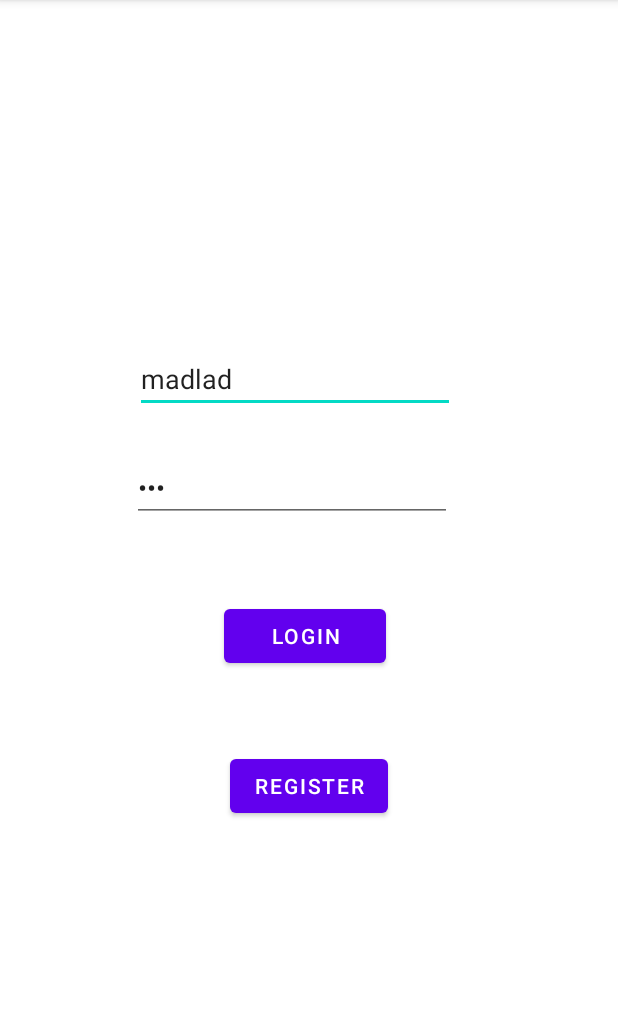
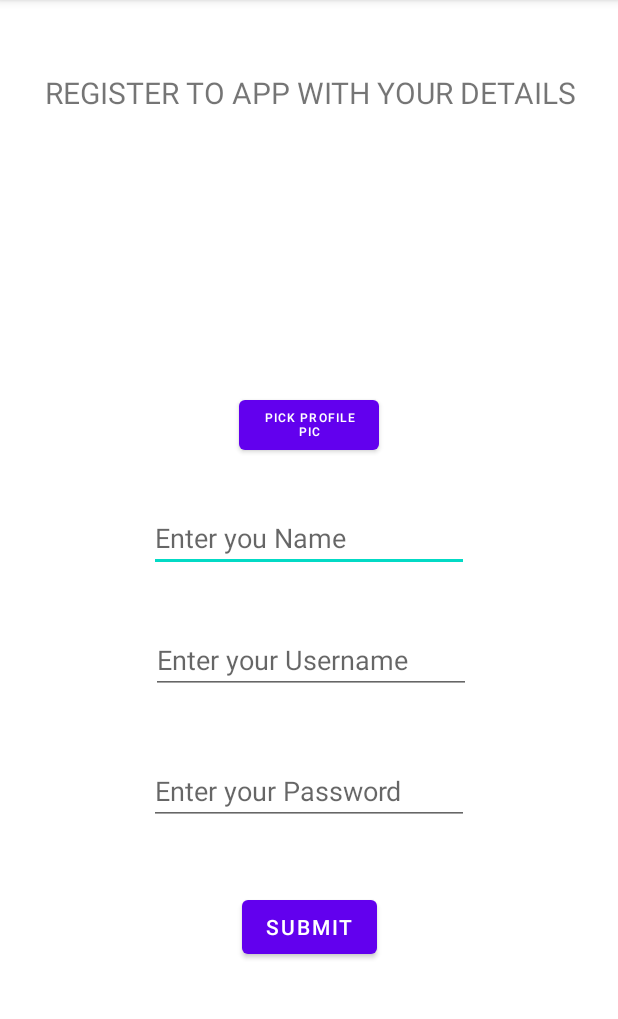
Before and after one commit to vvkr02/Study_Tracker, an Android app: the screen it shows after launch (MainActivity before the commit, RegisterActivity after it), after a tap on "REGISTER", on a phone screen of 412 x 824 dp, the part 84-1103 px from its top. Run offline under Robolectric (Android 15) with nearby library versions, the phone set to English and light mode, and no system bars; our stand-ins replace Volley; network calls fail.

Commit message:
Second commit

```diff
--- a/app/src/main/java/be/kuleuven/study_tracker/home.java
+++ b/app/src/main/java/be/kuleuven/study_tracker/HomeActivity.java
@@ -4,7 +4,7 @@ import androidx.appcompat.app.AppCompatActivity;
 
 import android.os.Bundle;
 
-public class home extends AppCompatActivity {
+public class HomeActivity extends AppCompatActivity {
 
     @Override
     protected void onCreate(Bundle savedInstanceState) {
--- a/app/src/main/java/be/kuleuven/study_tracker/MainActivity.java
+++ b/app/src/main/java/be/kuleuven/study_tracker/LoginActivity.java
@@ -13,11 +13,11 @@ import CoreClasses.DataBaseHandler;
 import CoreClasses.User;
 import Interfaces.VolleyCallBack;
 
-public class MainActivity extends AppCompatActivity {
+public class LoginActivity extends AppCompatActivity {
     private EditText username;
     private EditText password;
     private Button btnLogin;
-    DataBaseHandler databasehandler = new DataBaseHandler(MainActivity.this);
+    DataBaseHandler databasehandler = new DataBaseHandler(LoginActivity.this);
 
     @Override
     protected void onCreate(Bundle savedInstanceState) {
@@ -39,18 +39,24 @@ public class MainActivity extends AppCompatActivity {
                     @Override
                     public void onSuccess() {
                         User user = DataBaseHandler.user;
-                        Intent intent = new Intent(MainActivity.this, home.class);
+                        Intent intent = new Intent(LoginActivity.this, HomeActivity.class);
                         intent.putExtra("User", user);
                         startActivity(intent);
-                        Toast.makeText(MainActivity.this, "R.string.login_success", Toast.LENGTH_SHORT).show();
+                        Toast.makeText(LoginActivity.this, "R.string.login_success", Toast.LENGTH_SHORT).show();
                     }
 
                     @Override
                     public void onFail() {
-                        Toast.makeText(MainActivity.this, "R.string.login_fail", Toast.LENGTH_SHORT).show();
+                        Toast.makeText(LoginActivity.this, "R.string.login_fail", Toast.LENGTH_SHORT).show();
                     }
                 }
         );
 
     }
+
+    public void onBtnRegister_Clicked(View caller)
+    {
+        Intent intent = new Intent(LoginActivity.this, RegisterActivity.class);
+        startActivity(intent);
+    }
 }
--- /dev/null
+++ b/app/src/main/java/be/kuleuven/study_tracker/RegisterActivity.java
@@ -0,0 +1,105 @@
+package be.kuleuven.study_tracker;
+
+import androidx.annotation.Nullable;
+import androidx.appcompat.app.AppCompatActivity;
+
+import android.app.ProgressDialog;
+import android.content.Intent;
+import android.graphics.Bitmap;
+import android.graphics.Matrix;
+import android.net.Uri;
+import android.os.Bundle;
+import android.provider.MediaStore;
+import android.util.Base64;
+import android.view.View;
+import android.widget.EditText;
+import android.widget.ImageView;
+
+import java.io.ByteArrayOutputStream;
+
+import CoreClasses.DataBaseHandler;
+import CoreClasses.User;
+
+public class RegisterActivity extends AppCompatActivity {
+    DataBaseHandler dataBaseHandler = new DataBaseHandler(RegisterActivity.this);
+    private EditText name,username,password;
+    private ImageView image;
+    private int PICK_IMAGE_REQUEST = 111;
+    private Bitmap bitmap;
+
+    @Override
+    protected void onCreate(@Nullable Bundle savedInstanceState) {
+        super.onCreate(savedInstanceState);
+        setContentView(R.layout.activity_register);
+        name = findViewById(R.id.name);
+        username = findViewById(R.id.reg_username);
+        password = findViewById(R.id.reg_password);
+        image = findViewById(R.id.imageView2);
+    }
+
+    public void onBtnSubmit_Clicked(View view) {
+        //convert image to base64 string
+        ByteArrayOutputStream baos = new ByteArrayOutputStream();
+        bitmap.compress(Bitmap.CompressFormat.JPEG, 100, baos);
+        byte[] imageBytes = baos.toByteArray();
+        final String imageString = Base64.encodeToString(imageBytes, Base64.DEFAULT);
+        User user = new User(username.getText().toString(),password.getText().toString(),name.getText().toString(),imageString);
+
+        dataBaseHandler.registerUser(user);
+
+        Intent intent = new Intent(this,LoginActivity.class);
+        startActivity(intent);
+
+
+    }
+
+
+    public void onBtnPickClicked(View caller)
+    {
+        Intent intent = new Intent();
+        intent.setType("image/*");
+        intent.setAction(Intent.ACTION_PICK);
+
+        //this line will start the new activity and will automatically run the callback method below when the user has picked an image
+        startActivityForResult(Intent.createChooser(intent, "Select Image"), PICK_IMAGE_REQUEST);
+    }
+
+    @Override
+    protected void onActivityResult(int requestCode, int resultCode, Intent data) {
+        super.onActivityResult(requestCode, resultCode, data);
+
+        if (requestCode == PICK_IMAGE_REQUEST && resultCode == RESULT_OK && data != null && data.getData() != null) {
+            Uri filePath = data.getData();
+
+            try {
+                //getting image from gallery
+                bitmap = MediaStore.Images.Media.getBitmap(getContentResolver(), filePath);
+                //Rescale the bitmap to 400px wide (avoid storing large images!)
+                bitmap = getResizedBitmap( bitmap, 400 );
+
+                //Setting image to ImageView
+                image.setImageBitmap(bitmap);
+            } catch (Exception e) {
+                e.printStackTrace();
+            }
+        }
+    }
+    /**
+     * Helper method to create a rescaled bitmap. You enter a desired width, and the height is scaled uniformly
+     */
+    public Bitmap getResizedBitmap(Bitmap bm, int newWidth) {
+        int width = bm.getWidth();
+        int height = bm.getHeight();
+        float scale = ((float) newWidth) / width;
+
+        // We create a matrix to transform the image
+        Matrix matrix = new Matrix();
+        matrix.postScale(scale, scale);
+
+        // Create the new bitmap
+        Bitmap resizedBitmap = Bitmap.createBitmap(
+                bm, 0, 0, width, height, matrix, false);
+        bm.recycle();
+        return resizedBitmap;
+    }
+}
--- a/app/src/main/res/layout/activity_home.xml
+++ b/app/src/main/res/layout/activity_home.xml
@@ -4,6 +4,6 @@
     xmlns:tools="http://schemas.android.com/tools"
     android:layout_width="match_parent"
     android:layout_height="match_parent"
-    tools:context=".home">
+    tools:context=".HomeActivity">
 
 </androidx.constraintlayout.widget.ConstraintLayout>
--- a/app/src/main/res/layout/activity_main.xml
+++ b/app/src/main/res/layout/activity_main.xml
@@ -4,7 +4,7 @@
     xmlns:tools="http://schemas.android.com/tools"
     android:layout_width="match_parent"
     android:layout_height="match_parent"
-    tools:context=".MainActivity">
+    tools:context=".LoginActivity">
 
     <EditText
         android:id="@+id/username"
--- /dev/null
+++ b/app/src/main/res/layout/activity_register.xml
@@ -0,0 +1,97 @@
+<?xml version="1.0" encoding="utf-8"?>
+<androidx.constraintlayout.widget.ConstraintLayout xmlns:android="http://schemas.android.com/apk/res/android"
+    xmlns:app="http://schemas.android.com/apk/res-auto"
+    xmlns:tools="http://schemas.android.com/tools"
+    android:layout_width="match_parent"
+    android:layout_height="match_parent"
+    tools:context=".RegisterActivity">
+
+    <TextView
+        android:id="@+id/txt_title"
+        android:layout_width="wrap_content"
+        android:layout_height="wrap_content"
+        android:layout_marginStart="24dp"
+        android:layout_marginTop="48dp"
+        android:layout_marginEnd="28dp"
+        android:text="Register to App with your details"
+        android:textAllCaps="true"
+        android:textSize="20sp"
+        app:layout_constraintEnd_toEndOf="parent"
+        app:layout_constraintHorizontal_bias="1.0"
+        app:layout_constraintStart_toStartOf="parent"
+        app:layout_constraintTop_toTopOf="parent" />
+
+    <EditText
+        android:id="@+id/name"
+        android:layout_width="wrap_content"
+        android:layout_height="wrap_content"
+        android:layout_marginTop="30dp"
+        android:ems="10"
+        android:hint="Enter you Name"
+        android:inputType="textPersonName"
+        app:layout_constraintEnd_toEndOf="parent"
+        app:layout_constraintHorizontal_bias="0.5"
+        app:layout_constraintStart_toStartOf="parent"
+        app:layout_constraintTop_toBottomOf="@+id/button3" />
+
+    <EditText
+        android:id="@+id/reg_password"
+        android:layout_width="wrap_content"
+        android:layout_height="wrap_content"
+        android:layout_marginTop="42dp"
+        android:ems="10"
+        android:hint="Enter your Password"
+        android:inputType="textPassword"
+        app:layout_constraintEnd_toEndOf="parent"
+        app:layout_constraintHorizontal_bias="0.5"
+        app:layout_constraintStart_toStartOf="parent"
+        app:layout_constraintTop_toBottomOf="@+id/reg_username" />
+
+    <EditText
+        android:id="@+id/reg_username"
+        android:layout_width="wrap_content"
+        android:layout_height="wrap_content"
+        android:layout_marginStart="87dp"
+        android:layout_marginTop="36dp"
+        android:ems="10"
+        android:hint="Enter your Username"
+        android:inputType="textPersonName"
+        app:layout_constraintEnd_toEndOf="parent"
+        app:layout_constraintHorizontal_bias="0.122"
+        app:layout_constraintStart_toStartOf="parent"
+        app:layout_constraintTop_toBottomOf="@+id/name" />
+
+    <Button
+        android:id="@+id/btn_submit"
+        android:layout_width="wrap_content"
+        android:layout_height="wrap_content"
+        android:layout_marginTop="44dp"
+        android:onClick="onBtnSubmit_Clicked"
+        android:text="Submit"
+        app:layout_constraintEnd_toEndOf="parent"
+        app:layout_constraintHorizontal_bias="0.5"
+        app:layout_constraintStart_toStartOf="parent"
+        app:layout_constraintTop_toBottomOf="@+id/reg_password" />
+
+    <ImageView
+        android:id="@+id/imageView2"
+        android:layout_width="139dp"
+        android:layout_height="124dp"
+        android:layout_marginTop="37dp"
+        app:layout_constraintEnd_toEndOf="parent"
+        app:layout_constraintStart_toStartOf="parent"
+        app:layout_constraintTop_toBottomOf="@+id/txt_title" />
+
+    <Button
+        android:id="@+id/button3"
+        android:layout_width="93dp"
+        android:layout_height="45dp"
+        android:layout_marginTop="24dp"
+        android:onClick="onBtnPickClicked"
+        android:text="Pick Profile Pic"
+        android:textSize="8sp"
+        app:layout_constraintEnd_toEndOf="parent"
+        app:layout_constraintHorizontal_bias="0.5"
+        app:layout_constraintStart_toStartOf="parent"
+        app:layout_constraintTop_toBottomOf="@+id/imageView2" />
+</androidx.constraintlayout.widget.ConstraintLayout>
```
Also changed, not shown: app/src/main/AndroidManifest.xml (+11 -6 lines), app/src/main/java/CoreClasses/DataBaseHandler.java (+53 -0 lines), app/src/main/java/CoreClasses/ServerCallback.java (deleted, +0 -11 lines), app/src/main/java/CoreClasses/User.java (+8 -0 lines).
